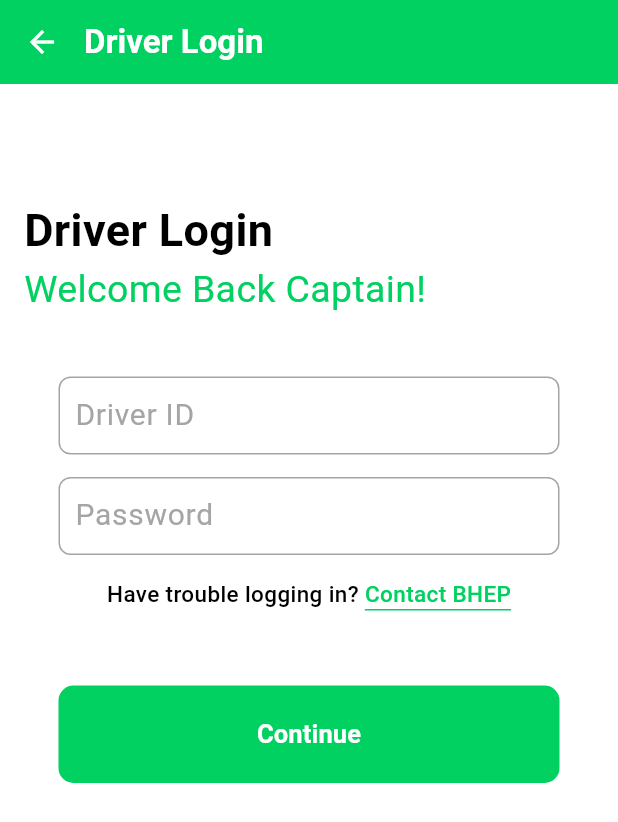
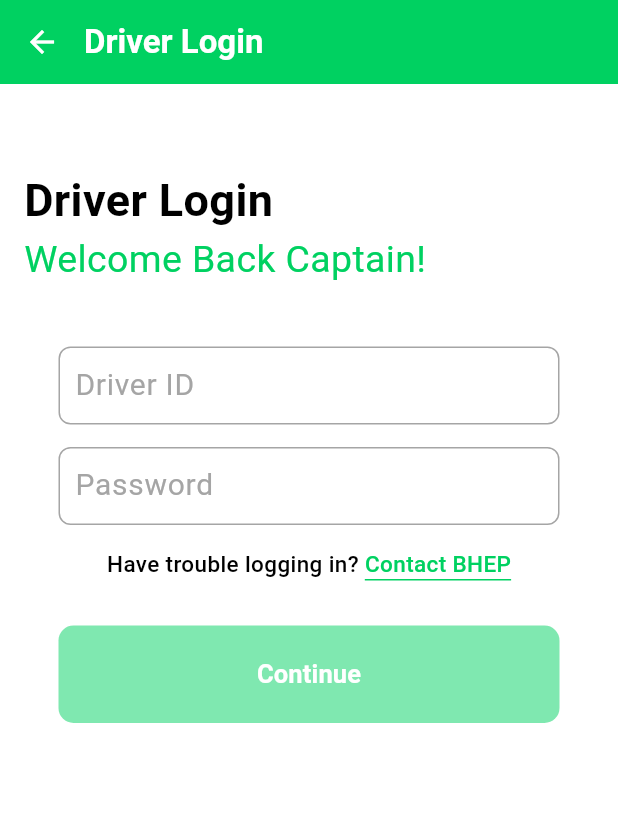
Before and after one commit to aqilsyamil/PUTRA_T, a Flutter app: the screen it shows after launch, in the side drawer, after a tap on "Driver Mode", on a phone screen of 412 x 824 dp. Shown: the top 822 px of the screen. Run offline on Flutter 3.47's test engine with Material 3 defaults, Android fonts, the light colour scheme and no system bars; our stand-ins replace geolocator, google_maps_flutter; Roboto replaces fonts that are missing (Poppins).

Commit message:
New Version

```diff
--- a/lib/DriverLoginPage.dart
+++ b/lib/DriverLoginPage.dart
@@ -1,6 +1,41 @@
 import 'package:flutter/material.dart';
 
-class DriverLoginPage extends StatelessWidget {
+class DriverLoginPage extends StatefulWidget {
+  @override
+  _DriverLoginPageState createState() => _DriverLoginPageState();
+}
+
+class _DriverLoginPageState extends State<DriverLoginPage> {
+  final TextEditingController driverIdController = TextEditingController();
+  final TextEditingController passwordController = TextEditingController();
+
+  bool isButtonEnabled = false;
+
+  @override
+  void initState() {
+    super.initState();
+    // Add listeners to text controllers to update button state
+    driverIdController.addListener(updateButtonState);
+    passwordController.addListener(updateButtonState);
+  }
+
+  void updateButtonState() {
+    final driverIdFilled = driverIdController.text.isNotEmpty;
+    final passwordValid = passwordController.text.length >= 8;
+
+    setState(() {
+      isButtonEnabled = driverIdFilled && passwordValid;
+    });
+  }
+
+  @override
+  void dispose() {
+    // Dispose of text controllers to avoid memory leaks
+    driverIdController.dispose();
+    passwordController.dispose();
+    super.dispose();
+  }
+
   @override
   Widget build(BuildContext context) {
     return Scaffold(
@@ -25,7 +60,7 @@ class DriverLoginPage extends StatelessWidget {
           mainAxisAlignment: MainAxisAlignment.start, // Align at the top
           crossAxisAlignment: CrossAxisAlignment.center,
           children: [
-            SizedBox(height: 60), // Add a SizedBox with 60 pixels of height
+            SizedBox(height: 40), // Add a SizedBox with 60 pixels of height
             Align(
               alignment: Alignment.centerLeft,
               child: Column(
@@ -54,9 +89,9 @@ class DriverLoginPage extends StatelessWidget {
               ),
             ),
             SizedBox(height: 40),
-            _buildTextField("Driver ID"),
+            _buildTextField("Driver ID", controller: driverIdController),
             SizedBox(height: 15),
-            _buildTextField("Password", isPassword: true),
+            _buildTextField("Password", isPassword: true, controller: passwordController),
             SizedBox(height: 15), // Add spacing below the password field
             Center(
               child: Row(
@@ -93,18 +128,20 @@ class DriverLoginPage extends StatelessWidget {
                 ],
               ),
             ),
-            SizedBox(height: 50), // Adjust the spacing above the "Continue" button
+            SizedBox(height: 30), // Adjust the spacing above the "Continue" button
             Container(
               width: 334,
               height: 65,
               decoration: BoxDecoration(
                 borderRadius: BorderRadius.circular(10),
-                color: Color(0xFF00D161), // Set background color to match the AppBar color
+                color: isButtonEnabled ? Color(0xFF00D161) : Color(0xFF00D161).withOpacity(0.5), // Set background color to match the AppBar color
               ),
               child: TextButton(
-                onPressed: () {
+                onPressed: isButtonEnabled
+                    ? () {
                   // Handle login button press
-                },
+                }
+                    : null, // Disable the button if conditions are not met
                 child: Text(
                   'Continue',
                   style: TextStyle(
@@ -123,7 +160,7 @@ class DriverLoginPage extends StatelessWidget {
     );
   }
 
-  Widget _buildTextField(String label, {bool isPassword = false}) {
+  Widget _buildTextField(String label, {bool isPassword = false, TextEditingController? controller}) {
     return Container(
       width: 334,
       height: 52,
@@ -138,6 +175,7 @@ class DriverLoginPage extends StatelessWidget {
       child: Padding(
         padding: const EdgeInsets.symmetric(horizontal: 10.0),
         child: TextField(
+          controller: controller, // Assign the controller
           obscureText: isPassword,
           decoration: InputDecoration(
             border: InputBorder.none,
```
